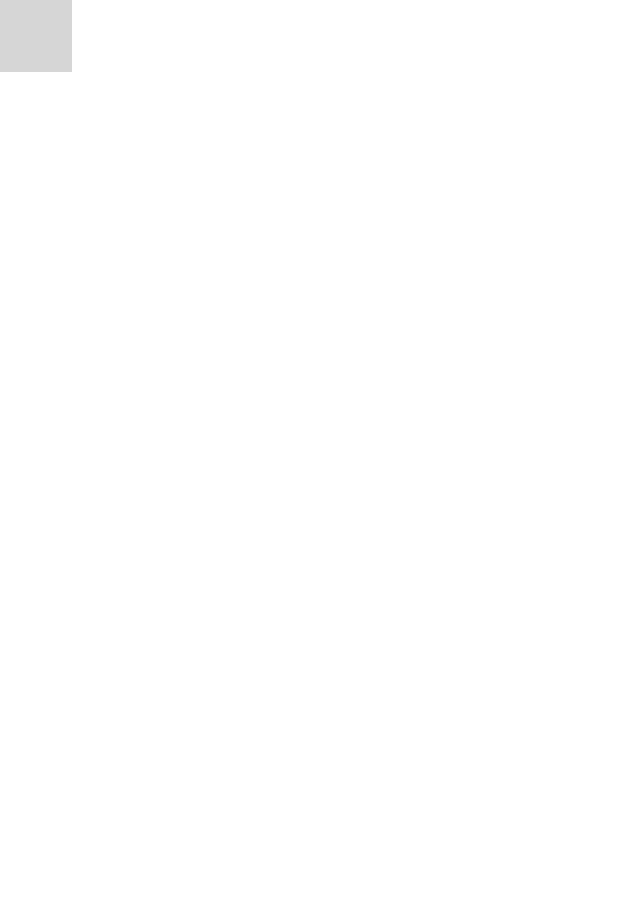
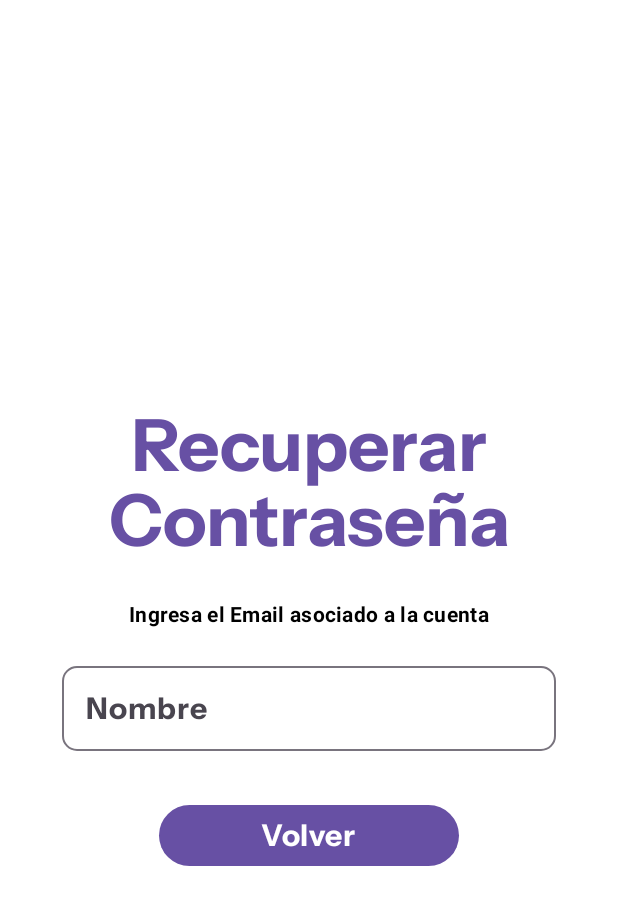
Before and after one commit to Darch02/MercaApp, an Android app built with Jetpack Compose: the @Preview function ForgotPasswordScreenPreview, on a phone screen of 412 x 824 dp. Shown: the top 905 px of the screen. Run offline under Robolectric (Android 15) with nearby library versions, the phone set to English and light mode, and no system bars; Roboto replaces fonts that are not available here; grey boxes are pictures that could not be loaded.

Commit message:
feat: Pagina de recuperar contraseña

```diff
--- a/app/src/main/java/com/example/mercaapp/ui/screens/ForgotPasswordScreen.kt
+++ b/app/src/main/java/com/example/mercaapp/ui/screens/ForgotPasswordScreen.kt
@@ -1 +1,71 @@
 package com.example.mercaapp.ui.screens
+
+
+import androidx.compose.foundation.layout.*
+import androidx.compose.material3.*
+import androidx.compose.runtime.*
+import androidx.compose.ui.Alignment
+import androidx.compose.ui.Modifier
+import androidx.compose.ui.text.font.FontWeight
+import androidx.compose.ui.text.style.TextAlign
+import androidx.compose.ui.unit.dp
+import androidx.compose.ui.unit.sp
+import com.example.mercaapp.ui.components.TextInput
+
+@Composable
+fun ForgotPasswordScreen(modifier: Modifier = Modifier) {
+    var email by remember { mutableStateOf("") }
+    var messageSent by remember { mutableStateOf(false) }
+
+    Column(
+        modifier = modifier.fillMaxSize(),
+        verticalArrangement = Arrangement.Center,
+        horizontalAlignment = Alignment.CenterHorizontally
+    ) {
+        Text(
+            text = "Recuperar Contraseña",
+            style = MaterialTheme.typography.titleLarge.copy(
+                lineHeight = 50.sp,
+                fontWeight = FontWeight.Bold
+            ),
+            color = MaterialTheme.colorScheme.primary,
+            modifier = Modifier
+                .fillMaxWidth()
+                .padding(horizontal = 32.dp, vertical = 24.dp),
+            textAlign = TextAlign.Center
+        )
+
+
+        Text(
+            text = "Ingresa el Email asociado a la cuenta",
+            style = MaterialTheme.typography.bodyMedium.copy(fontWeight = FontWeight.Bold),
+            modifier = Modifier.padding(bottom = 8.dp)
+        )
+        TextInput(
+            modifier = Modifier
+                .padding(vertical = 8.dp)
+                .fillMaxWidth(0.8f),
+            name = "Nombre",
+            value = email,
+            onValueChange = { email = it }
+        )
+        if (messageSent) {
+            Text(
+                text = "¡Listo! La contraseña fue enviada a tu Email.",
+                style = MaterialTheme.typography.bodySmall,
+                modifier = Modifier.padding(top = 16.dp)
+            )
+        }
+        Button(
+            onClick = {
+                // Simula el envío del correo
+                messageSent = true
+            },
+            modifier = Modifier
+                .padding(top = 24.dp)
+                .width(200.dp)
+        ) {
+            Text("Volver", style = MaterialTheme.typography.labelSmall)
+        }
+    }
+}
```
